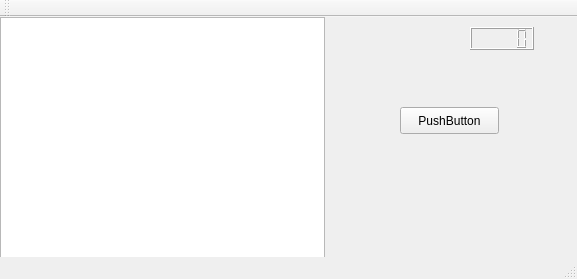
First picture: the form in catkin_ws/src/hri/mini_robot_gui/src/MainWindow.ui, repository SergiioMario/RoboticsCourses, before the edit.
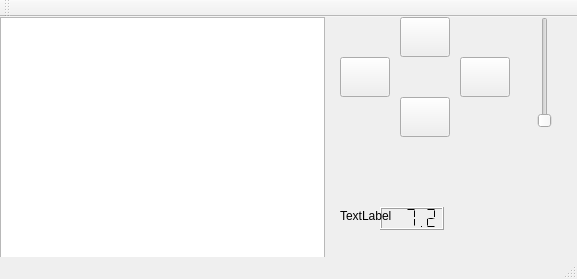
Second picture: the form after the edit.

Commit message: Add buttons for speed control to minirobot gui

```diff
--- a/catkin_ws/src/hri/mini_robot_gui/src/MainWindow.ui
+++ b/catkin_ws/src/hri/mini_robot_gui/src/MainWindow.ui
@@ -48,24 +48,125 @@
    <widget class="QLCDNumber" name="lcdNumber">
     <property name="geometry">
      <rect>
-      <x>470</x>
-      <y>10</y>
+      <x>380</x>
+      <y>190</y>
       <width>64</width>
       <height>23</height>
      </rect>
     </property>
+    <property name="styleSheet">
+     <string notr="true">font: bold;</string>
+    </property>
+    <property name="smallDecimalPoint">
+     <bool>false</bool>
+    </property>
+    <property name="segmentStyle">
+     <enum>QLCDNumber::Flat</enum>
+    </property>
+    <property name="value" stdset="0">
+     <double>7.200000000000000</double>
+    </property>
    </widget>
    <widget class="QPushButton" name="btnFwd">
     <property name="geometry">
      <rect>
       <x>400</x>
-      <y>90</y>
-      <width>99</width>
-      <height>27</height>
+      <y>0</y>
+      <width>50</width>
+      <height>40</height>
      </rect>
     </property>
     <property name="text">
-     <string>PushButton</string>
+     <string/>
+    </property>
+    <property name="iconSize">
+     <size>
+      <width>32</width>
+      <height>32</height>
+     </size>
+    </property>
+   </widget>
+   <widget class="QPushButton" name="btnRight">
+    <property name="geometry">
+     <rect>
+      <x>460</x>
+      <y>40</y>
+      <width>50</width>
+      <height>40</height>
+     </rect>
+    </property>
+    <property name="text">
+     <string/>
+    </property>
+    <property name="iconSize">
+     <size>
+      <width>32</width>
+      <height>32</height>
+     </size>
+    </property>
+   </widget>
+   <widget class="QPushButton" name="btnLeft">
+    <property name="geometry">
+     <rect>
+      <x>340</x>
+      <y>40</y>
+      <width>50</width>
+      <height>40</height>
+     </rect>
+    </property>
+    <property name="text">
+     <string/>
+    </property>
+    <property name="iconSize">
+     <size>
+      <width>32</width>
+      <height>32</height>
+     </size>
+    </property>
+   </widget>
+   <widget class="QPushButton" name="btnBwd">
+    <property name="geometry">
+     <rect>
+      <x>400</x>
+      <y>80</y>
+      <width>50</width>
+      <height>40</height>
+     </rect>
+    </property>
+    <property name="text">
+     <string/>
+    </property>
+    <property name="iconSize">
+     <size>
+      <width>32</width>
+      <height>32</height>
+     </size>
+    </property>
+   </widget>
+   <widget class="QSlider" name="vsSpeed">
+    <property name="geometry">
+     <rect>
+      <x>530</x>
+      <y>0</y>
+      <width>29</width>
+      <height>111</height>
+     </rect>
+    </property>
+    <property name="orientation">
+     <enum>Qt::Vertical</enum>
+    </property>
+   </widget>
+   <widget class="QLabel" name="label">
+    <property name="geometry">
+     <rect>
+      <x>340</x>
+      <y>190</y>
+      <width>67</width>
+      <height>17</height>
+     </rect>
+    </property>
+    <property name="text">
+     <string>TextLabel</string>
     </property>
    </widget>
   </widget>
```
Left out of the diff: 2 changed lines with no effect on the pictures. The commit also changes 7 other files.
